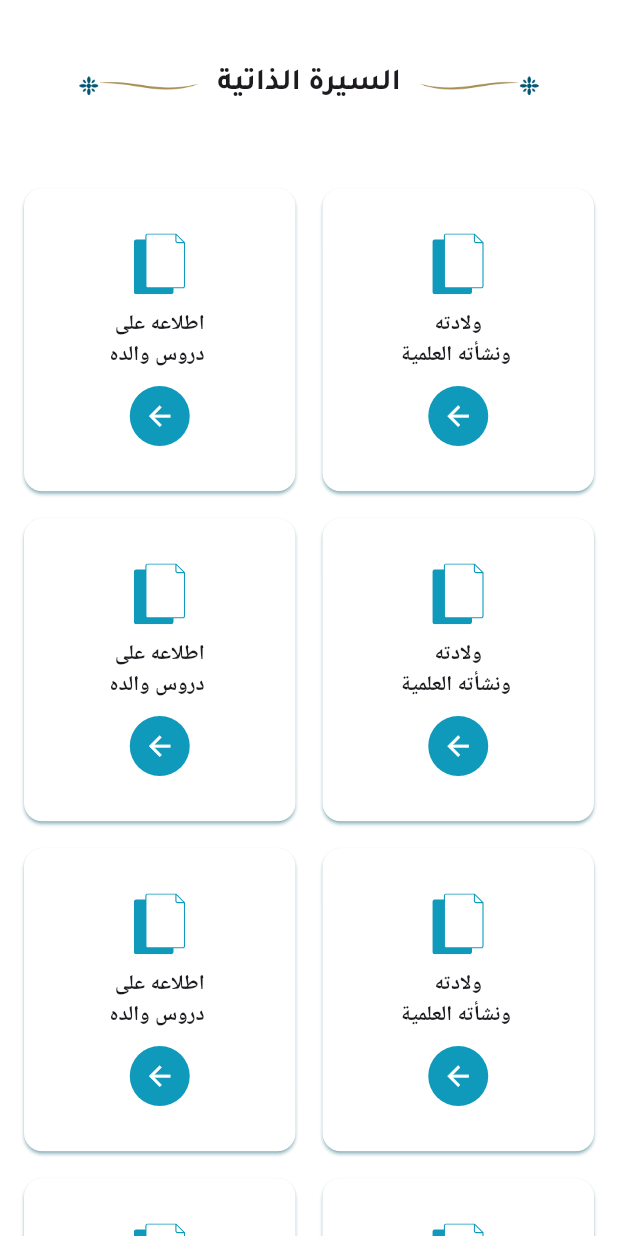
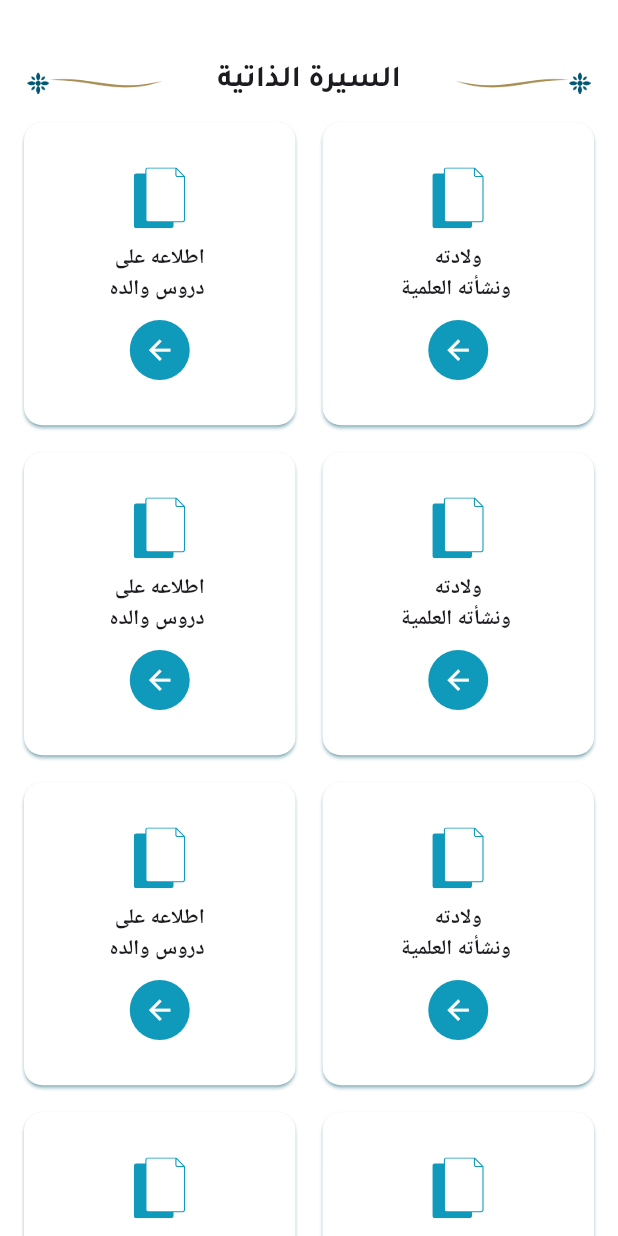
Before and after one commit to oiu85/Seraj-Aldeen-Islamic-flutter-app, a Flutter app: the BiographyPage screen opened by its route, on a phone screen of 412 x 824 dp. Run offline on Flutter 3.47's test engine with Material 3 defaults, Android fonts, the phone set to English and light mode, and no system bars; drawn by our look-alikes of flutter_animate; our stand-ins replace device_info_plus, dio, equatable, flutter_bloc, flutter_screenutil, flutter_svg and 12 more; missing offline and left inert: android_intent_plus; accounts and stored records are empty.

Commit message:
*Abdullah (Create the shared widget deocration app abar + inti  the vedio page)

```diff
--- /dev/null
+++ b/lib/core/shared/widgets/decoration_app_bar.dart
@@ -0,0 +1,66 @@
+import 'package:flutter/material.dart';
+import 'package:flutter_animate/flutter_animate.dart';
+import 'package:flutter_screenutil/flutter_screenutil.dart';
+
+import '../../../config/appconfig/app_colors.dart';
+import '../../../gen/assets.gen.dart';
+import '../../../gen/fonts.gen.dart';
+
+
+class DecorationAppBar extends StatelessWidget {
+  final String title;
+
+  const DecorationAppBar({super.key, required this.title});
+
+  @override
+  Widget build(BuildContext context) {
+    return Column(
+      children: [
+        SizedBox(height: 40.h),
+        Center(
+          child: Row(
+            mainAxisAlignment: MainAxisAlignment.spaceAround,
+            children: [
+              /// الصورة اليمنى
+              Image.asset(
+                Assets.images.appbarImageRight.path,
+                width: 90,
+              )
+                  .animate()
+                  .fadeIn(duration: 800.ms, delay: 200.ms)
+                  .slideX(begin: -0.5, end: 0, duration: 600.ms, delay: 200.ms)
+                  .scale(begin: const Offset(0.8, 0.8), end: const Offset(1.0, 1.0), duration: 500.ms, delay: 300.ms),
+
+              /// العنوان
+              Text(
+                title,
+                style: TextStyle(
+                  fontFamily: FontFamily.tajawal,
+                  fontSize: 20.sp,
+                  fontWeight: FontWeight.bold,
+                ),
+              )
+                  .animate()
+                  .fadeIn(duration: 1000.ms, delay: 400.ms)
+                  .scale(begin: const Offset(0.7, 0.7), end: const Offset(1.0, 1.0), duration: 700.ms, delay: 400.ms)
+                  .shimmer(
+                  duration: 2000.ms,
+                  delay: 1000.ms,
+                  color: AppColors.primary.withOpacity(0.3)),
+
+              /// الصورة اليسرى
+              Image.asset(
+                Assets.images.appbarImageLeft.path,
+                width: 90,
+              )
+                  .animate()
+                  .fadeIn(duration: 800.ms, delay: 200.ms)
+                  .slideX(begin: 0.5, end: 0, duration: 600.ms, delay: 200.ms)
+                  .scale(begin: const Offset(0.8, 0.8), end: const Offset(1.0, 1.0), duration: 500.ms, delay: 300.ms),
+            ],
+          ),
+        ),
+      ],
+    );
+  }
+}
--- a/lib/features/biography/presentation/pages/biography_page.dart
+++ b/lib/features/biography/presentation/pages/biography_page.dart
@@ -5,6 +5,7 @@ import 'package:seraj_aldean_flutter_app/core/responsive/screen_util_res.dart';
 import 'package:seraj_aldean_flutter_app/core/shared/widgets/app_scaffold.dart';
 import 'package:flutter_animate/flutter_animate.dart';
 
+import '../../../../core/shared/widgets/decoration_app_bar.dart';
 import '../../../../gen/assets.gen.dart';
 import '../../../../gen/fonts.gen.dart';
 
@@ -18,29 +19,7 @@ class BiographyPage extends StatelessWidget {
       body: CustomScrollView(
         slivers: [
           SliverToBoxAdapter(
-           child:  Center(
-             child: Padding(
-               padding:  EdgeInsets.symmetric(horizontal: 50.p , vertical: 40.p),
-               child: Row(
-                  mainAxisAlignment: MainAxisAlignment.spaceBetween,
-                  children: [
-                    Image.asset(Assets.images.appbarImageRight.path,width: 80,)
-                      .animate()
-                        .fadeIn(duration: 600.ms, delay: 200.ms)
-                        .slideX(begin: -0.3, end: 0, duration: 600.ms, delay: 200.ms),
-                    Text("السيرة الذاتية", style: TextStyle(fontFamily: FontFamily.tajawal, fontSize: 20.f ,fontWeight: FontWeight.bold))
-                      .animate()
-                        .fadeIn(duration: 800.ms, delay: 400.ms)
-                        .scale(begin: const Offset(0.8, 0.8), end: const Offset(1.0, 1.0), duration: 600.ms, delay: 400.ms),
-                    Image.asset(Assets.images.appbarImageLeft.path, width: 80,)
-                      .animate()
-                        .fadeIn(duration: 600.ms, delay: 200.ms)
-                        .slideX(begin: 0.3, end: 0, duration: 600.ms, delay: 200.ms),
-
-                  ],
-                ),
-             ),
-           ),
+             child:  DecorationAppBar(title: 'السيرة الذاتية',),
           ),
           SliverGridSection(
             titles: [
```
Also changed, not shown: lib/features/benefits_fatwas/presentation/pages/Benefits_page.dart (+3 -28 lines), lib/features/sounds_library/presentation/pages/sounds_page.dart (+2 -35 lines), lib/features/video_library/presentation/pages/video_page.dart (added, +41 -0 lines).
